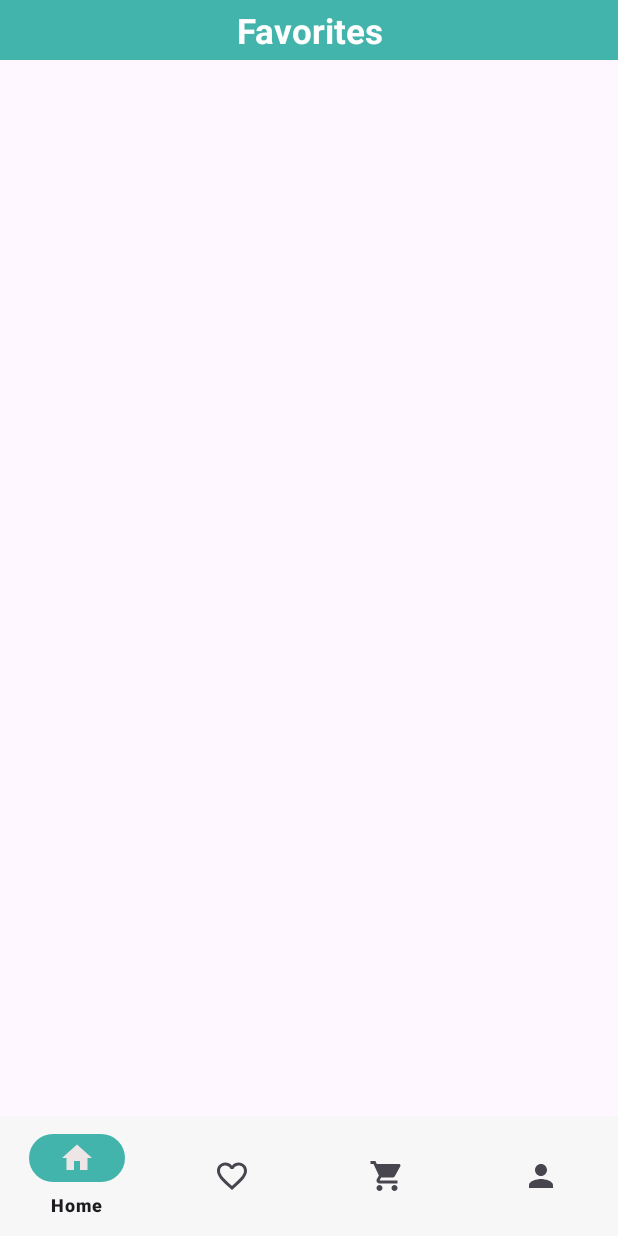
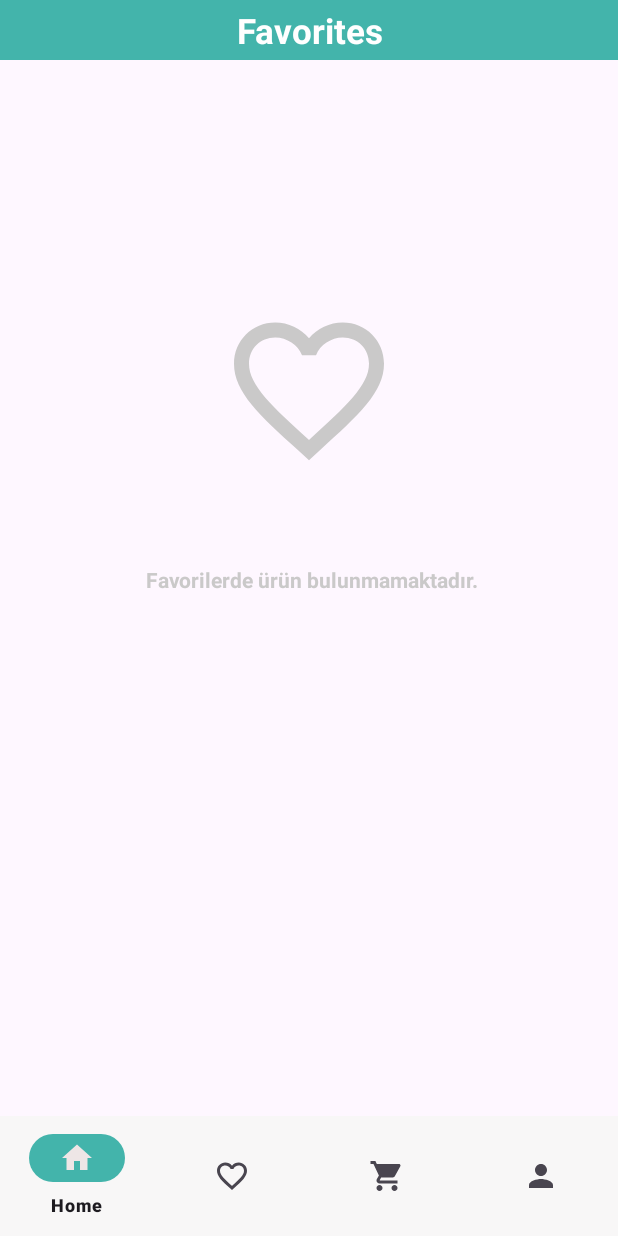
Before and after one commit to NurayYnlmz/EcommerceApp, an Android app: the fragment FavoritesFragment placed in its activity, on a phone screen of 412 x 824 dp. Run offline under Robolectric (Android 15) with nearby library versions, the phone set to English and light mode, and no system bars; our stand-ins replace Dagger/Hilt's generated code, navigation-ui; 2 statements that could not run were skipped.

Commit message:
new card feature added

```diff
--- a/app/src/main/java/com/nurayyenilmez/ecommerceapp/data/local/CartDao.kt
+++ b/app/src/main/java/com/nurayyenilmez/ecommerceapp/data/local/CartDao.kt
@@ -18,5 +18,8 @@ interface CartDao {
 
     @Delete
     suspend fun deleteCartProduct(cartProductEntity: CartProductEntity)
+    @Query("DELETE FROM cart_table")
+    suspend fun deleteAllCart()
+
 
 }
--- a/app/src/main/java/com/nurayyenilmez/ecommerceapp/data/repository/ProductRepository.kt
+++ b/app/src/main/java/com/nurayyenilmez/ecommerceapp/data/repository/ProductRepository.kt
@@ -20,5 +20,5 @@ interface ProductRepository {
 
     suspend fun deleteCartProduct(productUi:ProductUi)
 
-
+    suspend fun deleteAllCart()
 }
--- a/app/src/main/java/com/nurayyenilmez/ecommerceapp/data/repository/ProductRepositoryImpl.kt
+++ b/app/src/main/java/com/nurayyenilmez/ecommerceapp/data/repository/ProductRepositoryImpl.kt
@@ -67,5 +67,9 @@ class ProductRepositoryImpl @Inject constructor(
         localDataSource.deleteCartProduct(productUi.toCartProductEntity())
     }
 
+    override suspend fun deleteAllCart() {
+        localDataSource.deleteAllCart()
+    }
+
 
 }
--- a/app/src/main/java/com/nurayyenilmez/ecommerceapp/data/source/local/LocalDataSource.kt
+++ b/app/src/main/java/com/nurayyenilmez/ecommerceapp/data/source/local/LocalDataSource.kt
@@ -21,5 +21,6 @@ interface LocalDataSource {
 
     suspend fun deleteCartProduct(cartProductEntity: CartProductEntity)
 
+    suspend fun deleteAllCart()
 
 }
--- a/app/src/main/java/com/nurayyenilmez/ecommerceapp/data/source/local/LocalDataSourceImpl.kt
+++ b/app/src/main/java/com/nurayyenilmez/ecommerceapp/data/source/local/LocalDataSourceImpl.kt
@@ -39,6 +39,9 @@ class LocalDataSourceImpl @Inject constructor(
       cartDao.deleteCartProduct(cartProductEntity)
     }
 
+    override suspend fun deleteAllCart() {
+        cartDao.deleteAllCart()
+    }
 
 
 }
--- a/app/src/main/java/com/nurayyenilmez/ecommerceapp/presentation/payment/Payment.kt
+++ b/app/src/main/java/com/nurayyenilmez/ecommerceapp/presentation/payment/Payment.kt
@@ -12,7 +12,9 @@ import androidx.navigation.fragment.findNavController
 import com.google.android.material.textfield.TextInputEditText
 import com.nurayyenilmez.ecommerceapp.R
 import com.nurayyenilmez.ecommerceapp.databinding.FragmentPaymentBinding
+import dagger.hilt.android.AndroidEntryPoint
 
+@AndroidEntryPoint
 class Payment : Fragment() {
 
     private lateinit var binding: FragmentPaymentBinding
--- /dev/null
+++ b/app/src/main/res/drawable/empty_favorite.xml
@@ -0,0 +1,5 @@
+<vector android:height="24dp" android:tint="#CAC9C9"
+    android:viewportHeight="24" android:viewportWidth="24"
+    android:width="24dp" xmlns:android="http://schemas.android.com/apk/res/android">
+    <path android:fillColor="@android:color/white" android:pathData="M16.5,3c-1.74,0 -3.41,0.81 -4.5,2.09C10.91,3.81 9.24,3 7.5,3 4.42,3 2,5.42 2,8.5c0,3.78 3.4,6.86 8.55,11.54L12,21.35l1.45,-1.32C18.6,15.36 22,12.28 22,8.5 22,5.42 19.58,3 16.5,3zM12.1,18.55l-0.1,0.1 -0.1,-0.1C7.14,14.24 4,11.39 4,8.5 4,6.5 5.5,5 7.5,5c1.54,0 3.04,0.99 3.57,2.36h1.87C13.46,5.99 14.96,5 16.5,5c2,0 3.5,1.5 3.5,3.5 0,2.89 -3.14,5.74 -7.9,10.05z"/>
+</vector>
--- a/app/src/main/res/layout/fragment_favorites.xml
+++ b/app/src/main/res/layout/fragment_favorites.xml
@@ -29,6 +29,35 @@
         app:layout_constraintStart_toStartOf="@+id/title_image"
         app:layout_constraintTop_toTopOf="parent" />
 
+
+    <ImageView
+        android:id="@+id/favorite"
+        android:layout_width="match_parent"
+        android:layout_height="120dp"
+        android:src="@drawable/empty_favorite"
+        app:layout_constraintStart_toStartOf="parent"
+        app:layout_constraintTop_toBottomOf="@id/title_image"
+        android:layout_marginTop="160dp">
+
+    </ImageView>
+
+
+    <TextView
+        android:id="@+id/emptyFavorite"
+        android:layout_width="match_parent"
+        android:layout_height="wrap_content"
+        android:layout_marginStart="4dp"
+        android:gravity="center"
+        android:text="Favorilerde ürün bulunmamaktadır."
+        android:textColor="@color/empty"
+        android:textStyle="bold"
+        app:layout_constraintBottom_toBottomOf="parent"
+        app:layout_constraintStart_toStartOf="parent"
+        app:layout_constraintTop_toBottomOf="@id/favorite"
+        app:layout_constraintVertical_bias="0.14">
+
+    </TextView>
+
     <androidx.recyclerview.widget.RecyclerView
         android:id="@+id/favorite_recycler_view"
         android:layout_width="0dp"
```
Also changed, not shown: app/src/main/java/com/nurayyenilmez/ecommerceapp/domain/DeleteAllCartProductUseCase.kt (+11 -11 lines), app/src/main/java/com/nurayyenilmez/ecommerceapp/presentation/favorites/FavoritesFragment.kt (+8 -3 lines), app/src/main/java/com/nurayyenilmez/ecommerceapp/presentation/payment/PaymentSuccess.kt (+9 -4 lines), app/src/main/java/com/nurayyenilmez/ecommerceapp/presentation/payment/PaymentSuccessViewModel.kt (added, +20 -0 lines), app/src/main/res/layout/fragment_cart.xml (+4 -3 lines).
